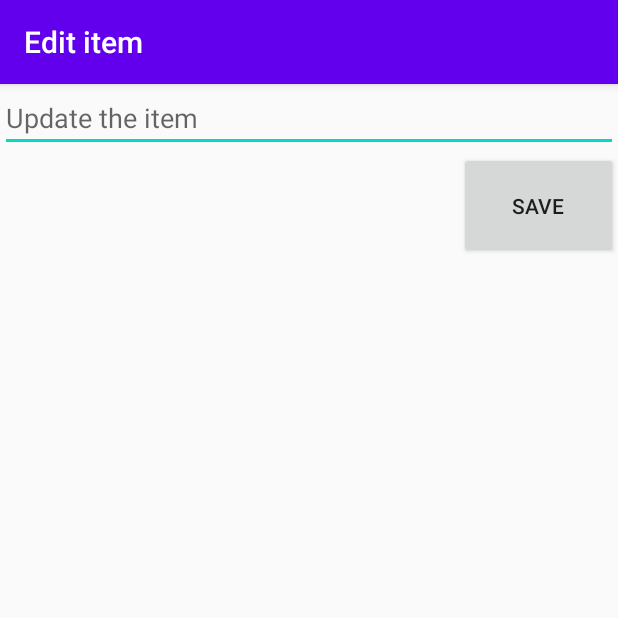
After one commit to DJacquenson/SimpleToDo, an Android app: the EditActivity screen opened directly, with no data from a screen before it, on a phone screen of 412 x 824 dp, the top half of it. The commit adds this screen. Run offline under Robolectric (Android 15) with nearby library versions, the phone set to English and light mode, and no system bars.

Commit message:
Check the position an item

```diff
--- a/app/build.gradle
+++ b/app/build.gradle
@@ -32,5 +32,5 @@ dependencies {
     androidTestImplementation 'androidx.test.ext:junit:1.1.1'
     androidTestImplementation 'androidx.test.espresso:espresso-core:3.2.0'
     implementation 'androidx.recyclerview:recyclerview:1.1.0'
-    implementation  'commons-io:commons-io:2.6'
+    implementation 'commons-io:commons-io:2.6'
 }
--- a/app/src/main/AndroidManifest.xml
+++ b/app/src/main/AndroidManifest.xml
@@ -9,6 +9,7 @@
         android:roundIcon="@mipmap/ic_launcher_round"
         android:supportsRtl="true"
         android:theme="@style/AppTheme">
+        <activity android:name=".EditActivity"></activity>
         <activity android:name=".MainActivity">
             <intent-filter>
                 <action android:name="android.intent.action.MAIN" />
--- /dev/null
+++ b/app/src/main/java/com/example/simpletodo/EditActivity.java
@@ -0,0 +1,24 @@
+package com.example.simpletodo;
+
+import androidx.appcompat.app.AppCompatActivity;
+
+import android.os.Bundle;
+import android.widget.Button;
+import android.widget.EditText;
+
+public class EditActivity extends AppCompatActivity {
+
+    EditText etItem;
+    Button btnSave;
+
+    @Override
+    protected void onCreate(Bundle savedInstanceState) {
+        super.onCreate(savedInstanceState);
+        setContentView(R.layout.activity_edit);
+
+        etItem = findViewById(R.id.etItem);
+        btnSave = findViewById(R.id.btnSave);
+        getSupportActionBar().setTitle("Edit item");
+
+    }
+}
--- /dev/null
+++ b/app/src/main/res/layout/activity_edit.xml
@@ -0,0 +1,26 @@
+<?xml version="1.0" encoding="utf-8"?>
+<RelativeLayout
+    xmlns:android="http://schemas.android.com/apk/res/android"
+    xmlns:app="http://schemas.android.com/apk/res-auto"
+    xmlns:tools="http://schemas.android.com/tools"
+    android:layout_width="match_parent"
+    android:layout_height="match_parent"
+    tools:context=".EditActivity">
+
+    <EditText
+        android:id="@+id/etItem"
+        android:layout_width="match_parent"
+        android:layout_height="wrap_content"
+        android:layout_marginTop="0dp"
+        android:ems="10"
+        android:hint="Update the item"
+        android:inputType="textPersonName" />
+
+    <Button
+        android:id="@+id/btnSave"
+        android:layout_width="106dp"
+        android:layout_height="71dp"
+        android:layout_below="@id/etItem"
+        android:layout_alignParentEnd="true"
+        android:text="SAVE" />
+</RelativeLayout>
--- a/build.gradle
+++ b/build.gradle
@@ -8,7 +8,7 @@ buildscript {
 
     }
     dependencies {
-        classpath 'com.android.tools.build:gradle:3.6.0'
+        classpath 'com.android.tools.build:gradle:3.6.1'
 
 
         // NOTE: Do not place your application dependencies here; they belong
```
Also changed, not shown: app/src/main/java/com/example/simpletodo/ItemsAdapter.java (+17 -5 lines), app/src/main/java/com/example/simpletodo/MainActivity.java (+13 -1 lines).
